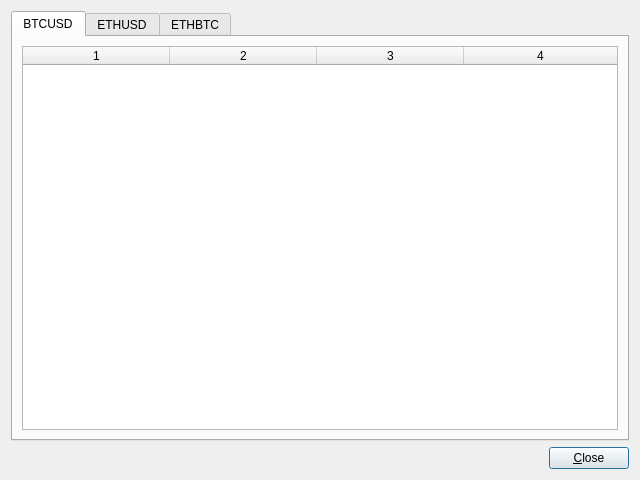
First picture: the form in src/OrderBookDialog.ui, repository codymj/GeminiCryptoTrader, before the edit.
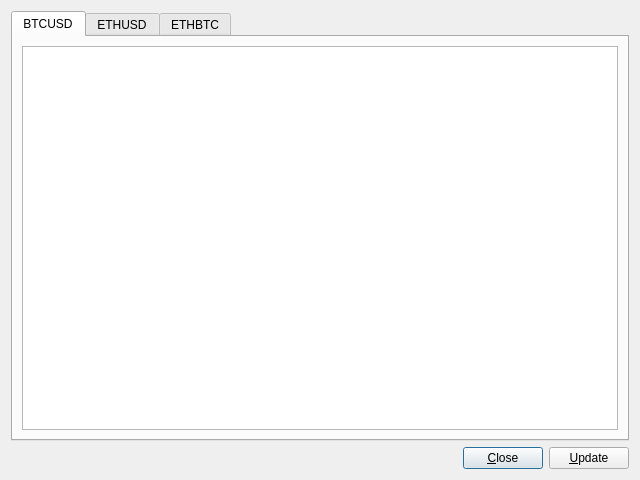
Second picture: the form after the edit.

Commit message: Change QTableWidget to QListView; got working

```diff
--- a/src/OrderBookDialog.ui
+++ b/src/OrderBookDialog.ui
@@ -39,50 +39,24 @@
         </attribute>
         <layout class="QGridLayout" name="gridLayout">
          <item row="0" column="0">
-          <widget class="QTableWidget" name="btcusdTable">
+          <widget class="QListView" name="btcusdListView">
+           <property name="font">
+            <font>
+             <family>DejaVu Sans Mono</family>
+            </font>
+           </property>
+           <property name="editTriggers">
+            <set>QAbstractItemView::NoEditTriggers</set>
+           </property>
            <property name="dragDropOverwriteMode">
             <bool>false</bool>
            </property>
-           <property name="showGrid">
-            <bool>false</bool>
+           <property name="alternatingRowColors">
+            <bool>true</bool>
            </property>
-           <property name="gridStyle">
-            <enum>Qt::SolidLine</enum>
+           <property name="viewMode">
+            <enum>QListView::ListMode</enum>
            </property>
-           <property name="wordWrap">
-            <bool>false</bool>
-           </property>
-           <property name="cornerButtonEnabled">
-            <bool>false</bool>
-           </property>
-           <property name="columnCount">
-            <number>4</number>
-           </property>
-           <attribute name="horizontalHeaderCascadingSectionResizes">
-            <bool>true</bool>
-           </attribute>
-           <attribute name="horizontalHeaderDefaultSectionSize">
-            <number>147</number>
-           </attribute>
-           <attribute name="horizontalHeaderHighlightSections">
-            <bool>false</bool>
-           </attribute>
-           <attribute name="horizontalHeaderStretchLastSection">
-            <bool>true</bool>
-           </attribute>
-           <attribute name="verticalHeaderVisible">
-            <bool>false</bool>
-           </attribute>
-           <attribute name="verticalHeaderHighlightSections">
-            <bool>true</bool>
-           </attribute>
-           <attribute name="verticalHeaderStretchLastSection">
-            <bool>false</bool>
-           </attribute>
-           <column/>
-           <column/>
-           <column/>
-           <column/>
           </widget>
          </item>
         </layout>
@@ -219,6 +193,13 @@
          </property>
         </widget>
        </item>
+       <item>
+        <widget class="QPushButton" name="updateButton">
+         <property name="text">
+          <string>&amp;Update</string>
+         </property>
+        </widget>
+       </item>
       </layout>
      </item>
     </layout>
```
Left out of the diff: 86 changed lines with no effect on the pictures. The commit also changes 2 other files.
